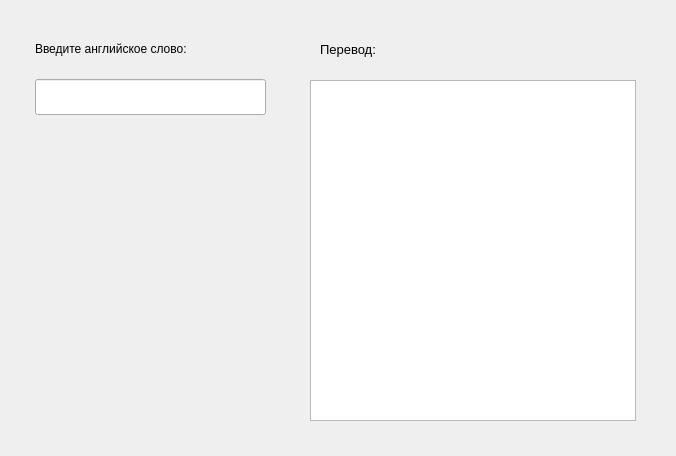
Before: the Qt Designer form dictionarys.ui in alsav22/Dict_1, drawn with Qt 5.
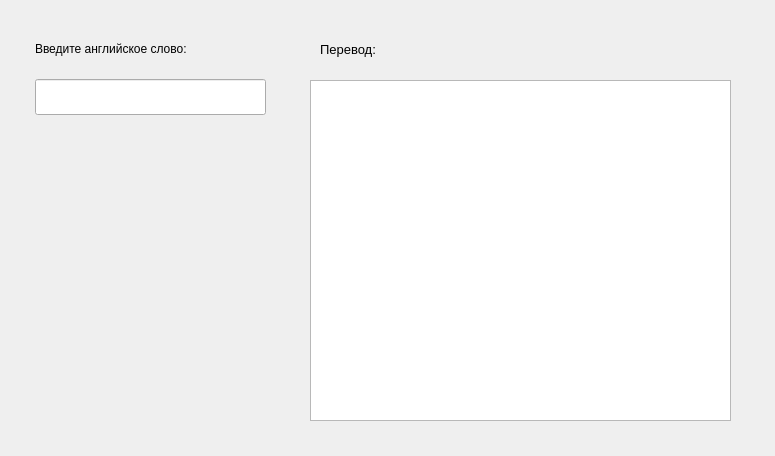
After: the same form once the commit is applied.

Commit message: правильный поиск тегов

What changed in the file:
```diff
--- a/dictionarys.ui
+++ b/dictionarys.ui
@@ -6,7 +6,7 @@
    <rect>
     <x>0</x>
     <y>0</y>
-    <width>676</width>
+    <width>775</width>
     <height>456</height>
    </rect>
   </property>
@@ -34,7 +34,7 @@
     <rect>
      <x>310</x>
      <y>80</y>
-     <width>326</width>
+     <width>421</width>
      <height>341</height>
     </rect>
    </property>
```
The commit also changes 2 other files.
